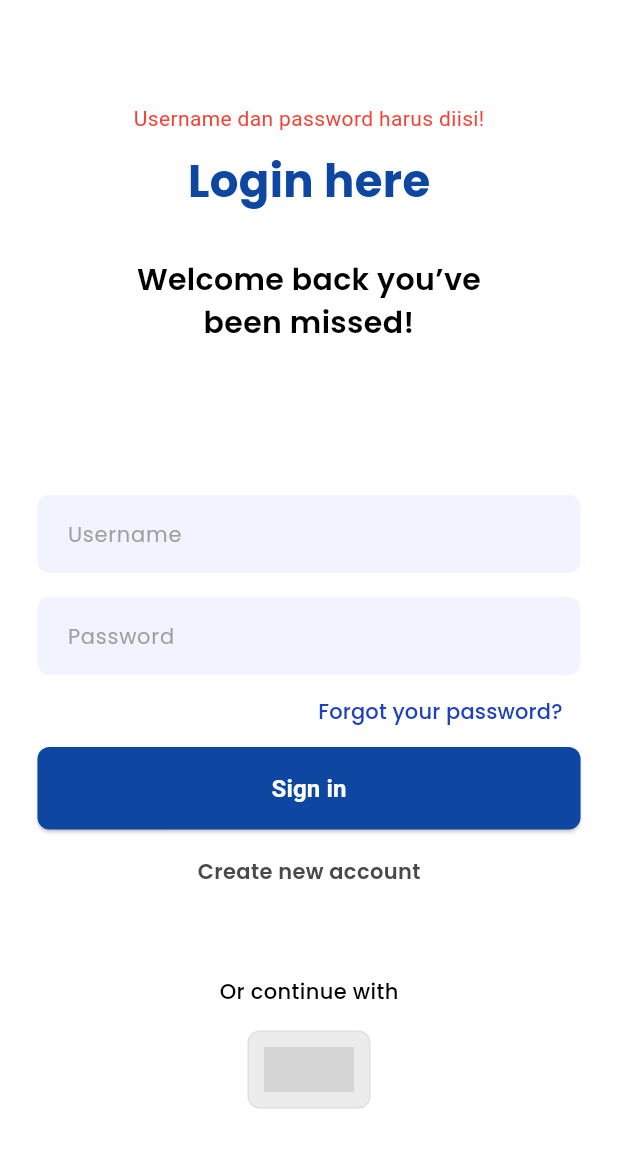
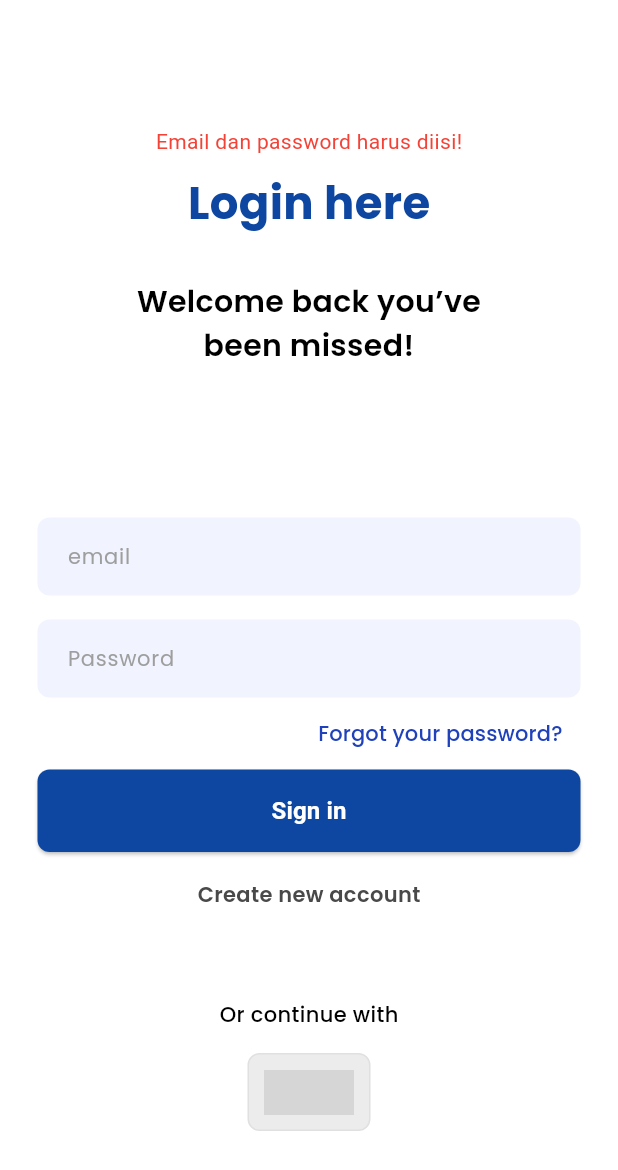
Before and after one commit to Alirzq/admin-campaign-coffe, a Flutter app: the LoginView screen opened by its route, after a tap on "Sign in", on a phone screen of 412 x 824 dp. Shown: the top 1170 px of the screen. Run offline on Flutter 3.47's test engine with Material 3 defaults, Android fonts, the light colour scheme and no system bars; our stand-ins replace fl_chart, flutter_svg, get, google_fonts; network calls fail; grey boxes are pictures that could not be loaded.

Commit message:
Feat:[FA] Add Login API

```diff
--- a/lib/app/global-component/order_card.dart
+++ b/lib/app/global-component/order_card.dart
@@ -39,7 +39,7 @@ class OrderCard extends StatelessWidget {
           children: [
             Text(orderName,
                 style: GoogleFonts.poppins(
-                    fontSize: 16, fontWeight: FontWeight.bold)),
+                    fontSize: 20, fontWeight: FontWeight.bold)),
             const SizedBox(height: 4),
             Text(orderItems,
                 style: GoogleFonts.poppins(fontSize: 14, color: Colors.grey)),
--- a/lib/app/modules/pages/login/view/login_view.dart
+++ b/lib/app/modules/pages/login/view/login_view.dart
@@ -1,10 +1,11 @@
 import 'package:flutter/material.dart';
 import 'package:get/get.dart';
+import 'package:google_fonts/google_fonts.dart';
 import '../../../../global-component/custom_button.dart';
 import '../../../../global-component/input_field.dart';
 import '../../../../../controller/login_controller.dart';
 import '../../signup/view/signup_view.dart';
-import 'package:google_fonts/google_fonts.dart';
+import '../../homepage/view/admin_homepage_view.dart';
 
 class LoginView extends StatelessWidget {
   final LoginController controller = Get.put(LoginController());
@@ -22,6 +23,9 @@ class LoginView extends StatelessWidget {
               mainAxisSize: MainAxisSize.min,
               crossAxisAlignment: CrossAxisAlignment.center,
               children: [
+                SizedBox(height: 30),
+
+                // Error Message
                 Obx(() => controller.errorMessage.value.isNotEmpty
                     ? Padding(
                         padding: const EdgeInsets.only(bottom: 10.0),
@@ -32,6 +36,7 @@ class LoginView extends StatelessWidget {
                       )
                     : SizedBox()),
 
+                // Title
                 Text(
                   "Login here",
                   style: GoogleFonts.poppins(
@@ -43,6 +48,8 @@ class LoginView extends StatelessWidget {
                   ),
                 ),
                 SizedBox(height: 30),
+
+                // Welcome text
                 Padding(
                   padding: EdgeInsets.symmetric(horizontal: 50),
                   child: Center(
@@ -57,23 +64,30 @@ class LoginView extends StatelessWidget {
                     ),
                   ),
                 ),
+
                 SizedBox(height: 100),
+
+                // Username Field
                 InputField(
-                  controller: controller.usernameController,
-                  hintText: 'Username',
+                  controller: controller.emailController,
+                  hintText: 'email',
                   filledColor: Color.fromARGB(255, 241, 244, 255),
                 ),
                 SizedBox(height: 16),
+
+                // Password Field
                 InputField(
                   controller: controller.passwordController,
                   hintText: 'Password',
                   obscureText: true,
                   filledColor: Color.fromARGB(255, 241, 244, 255),
                 ),
+
+                // Forgot Password
                 Align(
                   alignment: Alignment.centerRight,
                   child: TextButton(
-                    onPressed: () {}, // Tambahkan aksi lupa password
+                    onPressed: () {},
                     child: Text("Forgot your password?",
                         style: GoogleFonts.poppins(
                           fontSize: 14,
@@ -83,13 +97,19 @@ class LoginView extends StatelessWidget {
                   ),
                 ),
 
-                // Login Button
-                CustomButton(
-                  text: 'Sign in',
-                  onPressed: controller.login,
-                  backgroundColor: Colors.blue.shade900,
-                  textColor: Colors.white,
-                ),
+                // Sign In Button with Loading
+                Obx(() => CustomButton(
+                      text:
+                          controller.isLoading.value ? 'Loading...' : 'Sign in',
+                      onPressed: () {
+                        if (!controller.isLoading.value) {
+                          controller.login();
+                        }
+                      },
+                      backgroundColor: Colors.blue.shade900,
+                      textColor: Colors.white,
+                    )),
+
                 SizedBox(height: 18),
 
                 // Create Account
@@ -104,7 +124,7 @@ class LoginView extends StatelessWidget {
                 ),
                 SizedBox(height: 60),
 
-                // OR continue with
+                // OR
                 Text("Or continue with",
                     style: GoogleFonts.poppins(
                       fontSize: 14,
@@ -116,7 +136,7 @@ class LoginView extends StatelessWidget {
                 // Google Login Button
                 GestureDetector(
                   onTap: () {
-                    // Tambahkan fungsi login dengan Google di sini
+                    // Tambah login Google di sini nanti
                   },
                   child: Container(
                     padding: EdgeInsets.all(10),
--- a/lib/app/modules/pages/orderlist/view/full_deliver_page.dart
+++ b/lib/app/modules/pages/orderlist/view/full_deliver_page.dart
@@ -38,7 +38,7 @@ class FullDeliverPage extends GetView<OrderController> {
                 Get.to(() => OrderDetailDeliverPage(
                       orderName: order['orderName'] ?? '-',
                       orderItems: order['orderItems'] ?? '-',
-                      price: 'Rp. ${order['price'] ?? '0'}',
+                      price: '${order['price'] ?? '0'}',
                     ));
               },
             );
--- a/lib/app/modules/pages/orderlist/view/full_in_progress_page.dart
+++ b/lib/app/modules/pages/orderlist/view/full_in_progress_page.dart
@@ -38,7 +38,7 @@ class FullInProgressPage extends GetView<OrderController> {
                 Get.to(() => OrderInProgressDetailPage(
                       orderName: order['orderName'] ?? '-',
                       orderItems: order['orderItems'] ?? '-',
-                      price: 'Rp. ${order['price'] ?? '0'}',
+                      price: '${order['price'] ?? '0'}',
                     ));
               },
             );
--- a/lib/app/modules/pages/welcome/view/welcome_screen.dart
+++ b/lib/app/modules/pages/welcome/view/welcome_screen.dart
@@ -12,7 +12,7 @@ class WelcomeScreen extends StatelessWidget {
       body: Column(
         children: [
           Expanded(
-            flex: 6, // Memberi lebih banyak ruang ke gambar
+            flex: 6,
             child: Stack(
               children: [
                 Positioned(
@@ -34,8 +34,6 @@ class WelcomeScreen extends StatelessWidget {
               ],
             ),
           ),
-
-          // Bagian tengah dengan teks
           Expanded(
             flex: 3,
             child: Padding(
@@ -65,8 +63,6 @@ class WelcomeScreen extends StatelessWidget {
               ),
             ),
           ),
-
-          // Bagian bawah dengan tombol ElevatedButton
           Padding(
             padding: const EdgeInsets.only(bottom: 70.0),
             child: SizedBox(
--- a/lib/app/routes/app_routes.dart
+++ b/lib/app/routes/app_routes.dart
@@ -17,29 +17,50 @@ import '../modules/pages/signup/view/signup_view.dart';
 import '../modules/pages/one_time_password/view/otp_view.dart';
 import '../../binding/otp_binding.dart';
 
+class MyRoutes {
+  static const String splash = '/splash';
+  static const String welcome = '/welcome';
+  static const String login = '/login';
+  static const String signup = '/signup';
+  static const String otp = '/otp';
+  static const String home = '/home';
+  static const String order = '/order';
+  static const String stock = '/stock';
+  static const String widget = '/widget';
+  static const String addMenu = '/add-menu';
+}
+
 class AppRoutes {
   static final routes = [
-    GetPage(name: '/splash', page: () => SplashView()),
-    GetPage(name: '/welcome', page: () => WelcomeScreen()),
-    GetPage(name: '/login', page: () => LoginView(), binding: LoginBinding()),
+    GetPage(name: MyRoutes.splash, page: () => SplashView()),
+    GetPage(name: MyRoutes.welcome, page: () => WelcomeScreen()),
     GetPage(
-        name: '/signup', page: () => SignupView(), binding: SignupBinding()),
-    GetPage(name: '/otp', page: () => OtpView(), binding: OtpBinding()),
-    GetPage(name: '/home', page: () => HomepageView()),
+        name: MyRoutes.login, page: () => LoginView(), binding: LoginBinding()),
     GetPage(
-      name: '/order',
+        name: MyRoutes.signup,
+        page: () => SignupView(),
+        binding: SignupBinding()),
+    GetPage(name: MyRoutes.otp, page: () => OtpView(), binding: OtpBinding()),
+    GetPage(name: MyRoutes.home, page: () => HomepageView()),
+    GetPage(
+      name: MyRoutes.order,
       page: () => const OrderView(),
       binding: OrderBinding(),
     ),
     GetPage(
-      name: '/stock',
+      name: MyRoutes.stock,
       page: () => const StockView(),
       binding: StockBinding(),
     ),
     GetPage(
-      name: '/widget',
+      name: MyRoutes.widget,
       page: () => const CustomWidgetView(),
       binding: CustomWidgetBinding(),
     ),
+    GetPage(
+      name: MyRoutes.addMenu,
+      page: () => CustomAddMenuView(),
+      binding: CustomAddMenuBinding(),
+    ),
   ];
 }
--- a/lib/controller/login_controller.dart
+++ b/lib/controller/login_controller.dart
@@ -1,29 +1,66 @@
+import 'dart:convert';
+import 'package:admin_campaign_coffe_repo/app/modules/pages/homepage/view/admin_homepage_view.dart';
 import 'package:flutter/material.dart';
 import 'package:get/get.dart';
-import 'package:http/http.dart';
-import '../app/modules/pages/one_time_password/view/otp_view.dart';
+import 'package:http/http.dart' as http;
 
 class LoginController extends GetxController {
-  final TextEditingController usernameController = TextEditingController();
+  final TextEditingController emailController = TextEditingController();
   final TextEditingController passwordController = TextEditingController();
   var errorMessage = ''.obs;
+  var isLoading = false.obs;
 
-  void login() {
-    String username = usernameController.text.trim();
+  void login() async {
+    String email = emailController.text.trim();
     String password = passwordController.text.trim();
 
-    if (username.isEmpty || password.isEmpty) {
-      errorMessage.value = 'Username dan password harus diisi!';
+    if (email.isEmpty || password.isEmpty) {
+      errorMessage.value = 'Email dan password harus diisi!';
       return;
     }
 
     errorMessage.value = '';
-    Get.to(() => OtpView());
+    isLoading.value = true;
+
+    try {
+      final response = await http.post(
+        Uri.parse('https://campaign.rplrus.com/api/login'),
+        headers: {
+          'Content-Type': 'application/json',
+        },
+        body: jsonEncode({
+          'email': email,
+          'password': password,
+        }),
+      );
+
+      // Periksa status kode HTTP
+      if (response.statusCode == 200) {
+        final data = jsonDecode(response.body);
+
+        // Jika tidak ada status sukses, langsung ke HomepageView
+        if (data == null || data['status'] != true) {
+          Get.offAllNamed(
+              '/home'); // Menggunakan offAllNamed untuk mengganti route
+          errorMessage.value = data?['message'] ?? 'Login gagal';
+        } else {
+          Get.offAllNamed(
+              '/home'); // Menggunakan offAllNamed untuk mengganti route
+        }
+      } else {
+        errorMessage.value =
+            'Terjadi kesalahan. Kode status: ${response.statusCode}';
+      }
+    } catch (e) {
+      errorMessage.value = 'Terjadi kesalahan. Silakan coba lagi.';
+    } finally {
+      isLoading.value = false;
+    }
   }
 
   @override
   void onClose() {
-    usernameController.dispose();
+    emailController.dispose();
     passwordController.dispose();
     super.onClose();
   }
--- a/lib/main.dart
+++ b/lib/main.dart
@@ -17,8 +17,11 @@ class MyApp extends StatelessWidget {
       theme: ThemeData(
         primarySwatch: Colors.blue,
       ),
-      initialRoute: '/home',
+      initialRoute: '/splash',
       getPages: AppRoutes.routes,
+      defaultTransition: Transition.noTransition,
+      transitionDuration: const Duration(milliseconds: 300),
+      opaqueRoute: true,
     );
   }
 }
--- a/pubspec.yaml
+++ b/pubspec.yaml
@@ -30,15 +30,14 @@ environment:
 dependencies:
   flutter:
     sdk: flutter
-
-  # The following adds the Cupertino Icons font to your application.
-  # Use with the CupertinoIcons class for iOS style icons.
   cupertino_icons: ^1.0.8
   flutter_lints: ^5.0.0
   get: ^4.6.6
   google_fonts: ^6.1.0
   flutter_svg: ^2.0.17
   fl_chart: ^0.70.2
+  http: ^1.4.0
+
 
 dev_dependencies:
   flutter_test:
```
Also changed, not shown: lib/app/modules/pages/orderlist/view/order_detail_deliver_page.dart (+14 -14 lines), lib/app/modules/pages/orderlist/view/order_detail_page_in-progress.dart (+5 -5 lines), lib/app/modules/pages/orderlist/view/order_detail_page_order-list.dart (+12 -8 lines), pubspec.lock, 13 other files.
